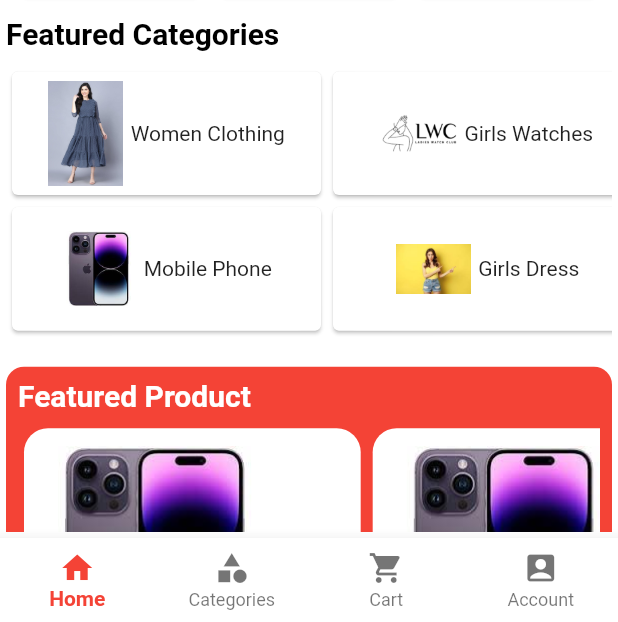
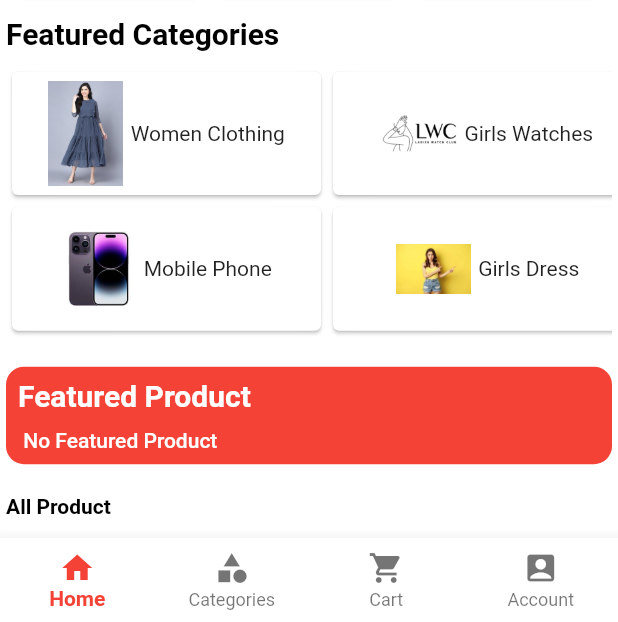
Before and after one commit to naveensirsi97/shop_now, a Flutter app: the screen it shows once a user with an empty profile is signed in, scrolled down 197 dp, on a phone screen of 412 x 824 dp, the part 614-1236 px from its top. Run offline on Flutter 3.47's test engine with Material 2 defaults, Android fonts, the light colour scheme and no system bars; drawn by our look-alikes of velocity_x; our stand-ins replace cloud_firestore, firebase_auth, firebase_core, firebase_storage, get, image_picker; accounts and stored records are empty.

Commit message:
user side complete

```diff
--- a/lib/controller/home_controller.dart
+++ b/lib/controller/home_controller.dart
@@ -1,4 +1,5 @@
 import 'package:emart_app/constant/firebase_consts.dart';
+import 'package:flutter/material.dart';
 import 'package:get/get.dart';
 
 class HomeController extends GetxController {
@@ -11,6 +12,7 @@ class HomeController extends GetxController {
   var currentNavIndex = 0.obs;
 
   var userName = '';
+  var searchController = TextEditingController();
 
   getUserName() async {
     var n = await fireStore
--- a/lib/services/firestore_services.dart
+++ b/lib/services/firestore_services.dart
@@ -22,6 +22,13 @@ class FirestoreServices {
         .collection(productsCollection)
         .where('p_category', isEqualTo: category)
         .get();
+  }
+
+  static getSubCategoryProducts(title) {
+    fireStore
+        .collection(productsCollection)
+        .where('p_subcategory', isEqualTo: title)
+        .snapshots();
   }
 
   // static getProduct(category) {
@@ -111,4 +118,15 @@ class FirestoreServices {
   static allProducts() {
     return fireStore.collection(productsCollection).snapshots();
   }
+
+  static getFeaturedProducts() {
+    return fireStore
+        .collection(productsCollection)
+        .where('is_featured', isEqualTo: true)
+        .get();
+  }
+
+  static searchProducts(title) {
+    return fireStore.collection(productsCollection).get();
+  }
 }
--- a/lib/ui/screen/home_screen/home_screen.dart
+++ b/lib/ui/screen/home_screen/home_screen.dart
@@ -2,8 +2,10 @@ import 'package:cloud_firestore/cloud_firestore.dart';
 import 'package:emart_app/constant/color_const.dart';
 import 'package:emart_app/constant/list.dart';
 import 'package:emart_app/constant/string_const.dart';
+import 'package:emart_app/controller/home_controller.dart';
 import 'package:emart_app/services/firestore_services.dart';
 import 'package:emart_app/ui/screen/category_screen/item_details.dart';
+import 'package:emart_app/ui/screen/home_screen/search_screen.dart';
 import 'package:emart_app/widget/featured_categoryButton.dart';
 import 'package:emart_app/widget/home_button.dart';
 import 'package:flutter/material.dart';
@@ -15,6 +17,8 @@ class HomeScreen extends StatelessWidget {
 
   @override
   Widget build(BuildContext context) {
+    var controller = Get.find<HomeController>();
+
     return Container(
       padding: const EdgeInsets.all(4.0),
       color: Colors.white,
@@ -22,10 +26,17 @@ class HomeScreen extends StatelessWidget {
         child: Column(
           children: [
             TextFormField(
+              controller: controller.searchController,
               decoration: InputDecoration(
                   isDense: true,
                   hintText: searchAnythings,
-                  suffixIcon: const Icon(Icons.search),
+                  suffixIcon: const Icon(Icons.search).onTap(() {
+                    if (controller.searchController.text.isNotEmptyAndNotNull) {
+                      Get.to(() => SearchScreen(
+                            title: controller.searchController.text,
+                          ));
+                    }
+                  }),
                   border: OutlineInputBorder(
                     borderRadius: BorderRadius.circular(20),
                   ),
@@ -143,6 +154,9 @@ class HomeScreen extends StatelessWidget {
                       ),
                     ),
                     10.heightBox,
+
+                    //Featured Category
+
                     SingleChildScrollView(
                       scrollDirection: Axis.horizontal,
                       child: Column(
@@ -152,7 +166,6 @@ class HomeScreen extends StatelessWidget {
                             children: List.generate(
                                 3,
                                 (index) => featuredCategoryButton(
-                                      onPressed: () {},
                                       height:
                                           MediaQuery.of(context).size.height *
                                               0.1,
@@ -184,7 +197,6 @@ class HomeScreen extends StatelessWidget {
                             children: List.generate(
                                 3,
                                 (index) => featuredCategoryButton(
-                                      onPressed: () {},
                                       height:
                                           MediaQuery.of(context).size.height *
                                               0.1,
@@ -215,6 +227,9 @@ class HomeScreen extends StatelessWidget {
                       ),
                     ),
                     20.heightBox,
+
+                    // Featured Product
+
                     Container(
                       padding: const EdgeInsets.all(8),
                       width: double.infinity,
@@ -234,44 +249,80 @@ class HomeScreen extends StatelessWidget {
                           10.heightBox,
                           SingleChildScrollView(
                             scrollDirection: Axis.horizontal,
-                            child: Row(
+                            child: FutureBuilder(
+                                future: FirestoreServices.getFeaturedProducts(),
+                                builder: (context,
+                                    AsyncSnapshot<QuerySnapshot> snapshot) {
+                                  if (!snapshot.hasData) {
+                                    return const Center(
+                                      child: CircularProgressIndicator(
+                                        valueColor:
+                                            AlwaysStoppedAnimation(redColor),
+                                      ),
+                                    );
+                                  } else if (snapshot.data!.docs.isEmpty) {
+                                    return const Center(
+                                      child: Text(
+                                        ' No Featured Product',
+                                        style: TextStyle(
+                                            color: Colors.white,
+                                            fontWeight: FontWeight.w500),
+                                      ),
+                                    );
+                                  } else {
+                                    var featuredData = snapshot.data!.docs;
+                                    return Row(
                                       children: List.generate(
-                                6,
+                                        featuredData.length,
                                         (index) => Container(
-                                  margin:
-                                      const EdgeInsets.symmetric(horizontal: 4),
+                                          margin: const EdgeInsets.symmetric(
+                                              horizontal: 4),
                                           padding: const EdgeInsets.all(12),
                                           decoration: BoxDecoration(
                                               color: Colors.white,
-                                      borderRadius: BorderRadius.circular(16)),
+                                              borderRadius:
+                                                  BorderRadius.circular(16)),
                                           child: Column(
                                             crossAxisAlignment:
                                                 CrossAxisAlignment.start,
                                             children: [
-                                      Image.asset(
-                                        'assets/images/mobile.jpg',
+                                              Image.network(
+                                                featuredData[index]['p_imgs']
+                                                    [0],
+                                                height: 150,
                                                 width: 150,
-                                        fit: BoxFit.fill,
+                                                fit: BoxFit.cover,
                                               ),
                                               10.heightBox,
-                                      const Text(
-                                        'Mobile 4GB Ram/64GB Memory',
-                                        style: TextStyle(
+                                              Text(
+                                                '${featuredData[index]['p_name']}',
+                                                style: const TextStyle(
                                                     color: Colors.grey,
-                                            fontWeight: FontWeight.bold),
+                                                    fontWeight:
+                                                        FontWeight.bold),
                                               ),
                                               10.heightBox,
-                                      const Text(
-                                        'Price 14000',
-                                        style: TextStyle(
+                                              Text(
+                                                "${featuredData[index]['p_price']}"
+                                                    .numCurrency,
+                                                style: const TextStyle(
                                                     color: Colors.redAccent,
-                                            fontWeight: FontWeight.bold),
+                                                    fontWeight:
+                                                        FontWeight.bold),
                                               )
                                             ],
                                           ),
+                                        ).onTap(() {
+                                          Get.to(() => ItemDetails(
+                                                title:
+                                                    '${featuredData[index]['p_name']}',
+                                                data: featuredData[index],
+                                              ));
+                                        }),
                                       ),
-                              ),
-                            ),
+                                    );
+                                  }
+                                }),
                           )
                         ],
                       ),
--- a/lib/widget/featured_categoryButton.dart
+++ b/lib/widget/featured_categoryButton.dart
@@ -1,14 +1,19 @@
+import 'package:emart_app/ui/screen/category_screen/category_details.dart';
 import 'package:flutter/material.dart';
+import 'package:get/get.dart';
 import 'package:velocity_x/velocity_x.dart';
 
-Widget featuredCategoryButton({icon,width,height,String? title,onPressed}) {
+Widget featuredCategoryButton({icon, width, height, String? title}) {
   return InkWell(
-    onTap: onPressed,
+    onTap: () {
+      Get.to(() => CategoryDetails(title: title));
+    },
     child: Card(
       child: Container(
         width: width,
         height: height,
-        decoration: BoxDecoration(color:Colors.white30,borderRadius: BorderRadius.circular(16)),
+        decoration: BoxDecoration(
+            color: Colors.white30, borderRadius: BorderRadius.circular(16)),
         child: Row(
           mainAxisAlignment: MainAxisAlignment.center,
           children: [
```
Also changed, not shown: lib/ui/screen/category_screen/category_details.dart (+79 -44 lines), lib/ui/screen/home_screen/search_screen.dart (added, +107 -0 lines). Lines whose indentation alone changed are shown as unchanged.
